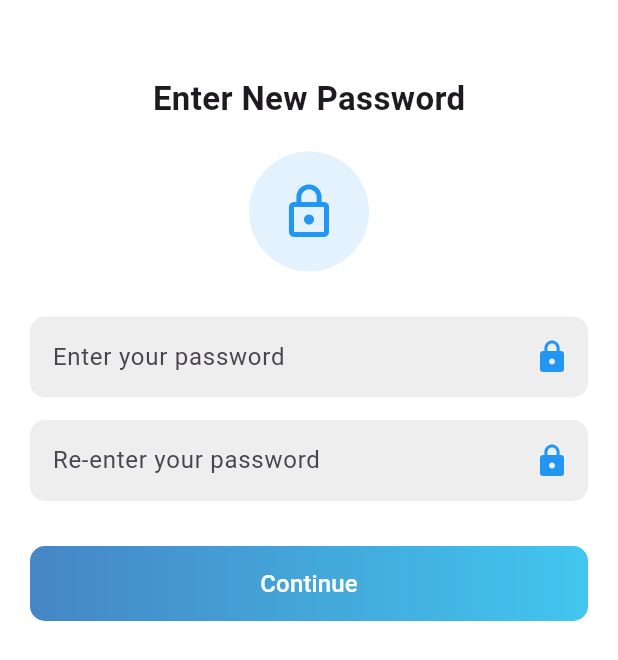
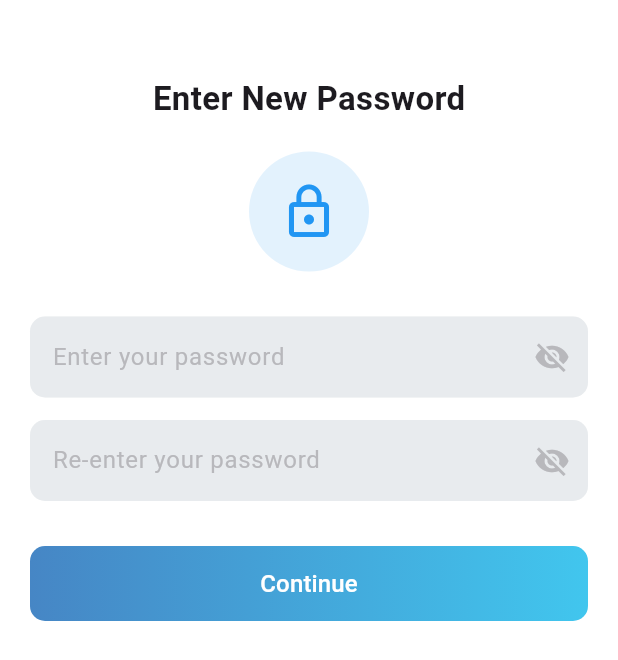
Before and after one commit to iabhinavrajput/pay-ansh, a Flutter app: the EnterNewPasswordScreen screen opened directly, on a phone screen of 412 x 824 dp. Shown: the top 660 px of the screen. Run offline on Flutter 3.47's test engine with Material 3 defaults, Android fonts, the phone set to English and light mode, and no system bars; our stand-ins replace dio, flutter_spinkit, get, lottie, shared_preferences; accounts and stored records are empty.

Commit message:
created password field with validation

```diff
--- a/lib/screens/enter_new_password.dart
+++ b/lib/screens/enter_new_password.dart
@@ -1,12 +1,16 @@
 import 'package:flutter/material.dart';
 import 'package:get/get.dart';
+import 'package:payansh/widgets/CustomPasswordTextField.dart';
 import '../controllers/forgot_password.dart';
 import '../widgets/gradient_button.dart';
 
 class EnterNewPasswordScreen extends StatelessWidget {
   final ForgotPasswordController forgotPasswordController = Get.find();
   final TextEditingController newPasswordController = TextEditingController();
-  final TextEditingController confirmPasswordController = TextEditingController();
+  final TextEditingController confirmPasswordController =
+      TextEditingController();
+
+  final RxBool isPasswordVisible = false.obs;
 
   @override
   Widget build(BuildContext context) {
@@ -30,7 +34,8 @@ class EnterNewPasswordScreen extends StatelessWidget {
             CircleAvatar(
               radius: 40,
               backgroundColor: Colors.blue.shade50,
-              child: const Icon(Icons.lock_outline, size: 40, color: Colors.blue),
+              child:
+                  const Icon(Icons.lock_outline, size: 40, color: Colors.blue),
             ),
 
             const SizedBox(height: 30),
@@ -41,15 +46,13 @@ class EnterNewPasswordScreen extends StatelessWidget {
                 color: Colors.grey.shade200,
                 borderRadius: BorderRadius.circular(10),
               ),
-              child: TextField(
+              child: CustomPasswordTextField(
                 controller: newPasswordController,
-                obscureText: true,
-                decoration: const InputDecoration(
                 hintText: "Enter your password",
-                  suffixIcon: Icon(Icons.lock, color: Colors.blue),
-                  border: InputBorder.none,
-                  contentPadding: EdgeInsets.symmetric(horizontal: 15, vertical: 15),
-                ),
+                isPasswordVisible: isPasswordVisible,
+                togglePasswordVisibility: () =>
+                    isPasswordVisible.value = !isPasswordVisible.value,
+                showValidations: true,
               ),
             ),
 
@@ -61,15 +64,13 @@ class EnterNewPasswordScreen extends StatelessWidget {
                 color: Colors.grey.shade200,
                 borderRadius: BorderRadius.circular(10),
               ),
-              child: TextField(
+              child: CustomPasswordTextField(
                 controller: confirmPasswordController,
-                obscureText: true,
-                decoration: const InputDecoration(
                 hintText: "Re-enter your password",
-                  suffixIcon: Icon(Icons.lock, color: Colors.blue),
-                  border: InputBorder.none,
-                  contentPadding: EdgeInsets.symmetric(horizontal: 15, vertical: 15),
-                ),
+                isPasswordVisible: isPasswordVisible,
+                togglePasswordVisibility: () =>
+                    isPasswordVisible.value = !isPasswordVisible.value,
+                showValidations: true,
               ),
             ),
 
@@ -81,24 +82,30 @@ class EnterNewPasswordScreen extends StatelessWidget {
                 : GradientButton(
                     text: "Continue",
                     onPressed: () {
-          print("🔹 Stored Email: ${forgotPasswordController.email.value}");
-          print("🔢 Stored OTP: ${forgotPasswordController.otpCode.value}");
+                      print(
+                          "🔹 Stored Email: ${forgotPasswordController.email.value}");
+                      print(
+                          "🔢 Stored OTP: ${forgotPasswordController.otpCode.value}");
                       print("🔑 New Password: ${newPasswordController.text}");
 
-          if (newPasswordController.text == confirmPasswordController.text) {
+                      if (newPasswordController.text ==
+                          confirmPasswordController.text) {
                         forgotPasswordController.resetPassword(
-              forgotPasswordController.email.value,  // ✅ Ensure correct email is passed
-              forgotPasswordController.otpCode.value, // ✅ Ensure OTP is stored correctly
+                          forgotPasswordController
+                              .email.value, // ✅ Ensure correct email is passed
+                          forgotPasswordController.otpCode
+                              .value, // ✅ Ensure OTP is stored correctly
                           newPasswordController.text,
                           confirmPasswordController.text,
                         );
                       } else {
                         Get.snackbar("Error", "Passwords do not match!",
-                snackPosition: SnackPosition.BOTTOM, backgroundColor: Colors.red, colorText: Colors.white);
+                            snackPosition: SnackPosition.BOTTOM,
+                            backgroundColor: Colors.red,
+                            colorText: Colors.white);
                       }
                     },
                   )),
-
           ],
         ),
       ),
--- /dev/null
+++ b/lib/widgets/CustomPasswordTextField.dart
@@ -0,0 +1,81 @@
+import 'package:flutter/material.dart';
+import 'package:get/get.dart';
+import '../constants/app_colors.dart';
+
+class CustomPasswordTextField extends StatelessWidget {
+  final TextEditingController controller;
+  final String hintText;
+  final RxBool isPasswordVisible;
+  final Function() togglePasswordVisibility;
+  final bool showValidations;
+
+  CustomPasswordTextField({
+    Key? key,
+    required this.controller,
+    required this.hintText,
+    required this.isPasswordVisible,
+    required this.togglePasswordVisibility,
+    this.showValidations = false, // Show validations only in signup & reset password
+  }) : super(key: key);
+
+  final RxString validationMessage = ''.obs;
+
+  void validatePassword(String password) {
+    if (password.isEmpty) {
+      validationMessage.value = "Password cannot be empty";
+    } else if (password.length < 8) {
+      validationMessage.value = "Password must be at least 8 characters";
+    } else if (!RegExp(r'[A-Z]').hasMatch(password)) {
+      validationMessage.value = "Password must contain at least one uppercase letter";
+    } else if (!RegExp(r'[0-9]').hasMatch(password)) {
+      validationMessage.value = "Password must contain at least one digit";
+    } else if (!RegExp(r'[!@#$%^&*(),.?":{}|<>]').hasMatch(password)) {
+      validationMessage.value = "Password must contain at least one special character";
+    } else {
+      validationMessage.value = ''; // No validation errors
+    }
+  }
+
+  @override
+  Widget build(BuildContext context) {
+    return Column(
+      crossAxisAlignment: CrossAxisAlignment.start,
+      children: [
+        Container(
+          decoration: BoxDecoration(
+            color: AppColors.inputBackground,
+            borderRadius: BorderRadius.circular(10),
+          ),
+          child: Obx(() => TextField(
+                controller: controller,
+                obscureText: !isPasswordVisible.value,
+                onChanged: showValidations ? validatePassword : null,
+                decoration: InputDecoration(
+                  hintText: hintText,
+                  hintStyle: const TextStyle(color: AppColors.textColors),
+                  suffixIcon: IconButton(
+                    icon: Icon(
+                      isPasswordVisible.value ? Icons.visibility : Icons.visibility_off,
+                      color: AppColors.textColors,
+                    ),
+                    onPressed: togglePasswordVisibility,
+                  ),
+                  border: InputBorder.none,
+                  contentPadding: const EdgeInsets.symmetric(horizontal: 15, vertical: 15),
+                ),
+              )),
+        ),
+        if (showValidations)
+          Obx(() => validationMessage.value.isNotEmpty
+              ? Padding(
+                  padding: const EdgeInsets.only(top: 5),
+                  child: Text(
+                    validationMessage.value,
+                    style: const TextStyle(color: Colors.red, fontSize: 12),
+                  ),
+                )
+              : const SizedBox.shrink()),
+      ],
+    );
+  }
+}
```
Also changed, not shown: lib/controllers/auth_controller.dart (+7 -1 lines), lib/screens/login_screen.dart (+10 -3 lines), lib/screens/register.dart (+27 -7 lines). Lines whose indentation alone changed are shown as unchanged.
